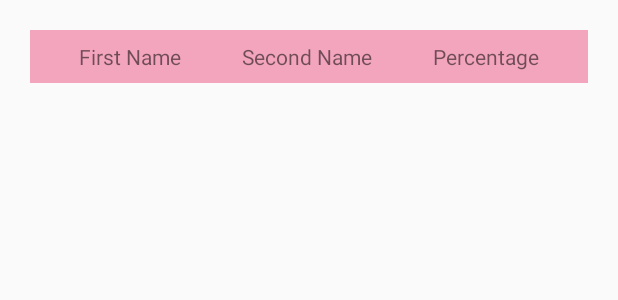
After one commit to fakemariastyles/Love-Calculator, an Android app: the layout item_result_item.xml on its own in the app's theme, with its tools: preview values and no code run, on a phone screen of 412 x 824 dp. The commit adds this screen. Shown: the top 300 px of the screen. Run offline under Robolectric (Android 15) with nearby library versions, the phone set to English and light mode, and no system bars; network calls fail.

Commit message:
Result adapater and view holder added

```diff
--- a/app/src/main/java/com/mmb/lovecalculator/app/ui/love/LoveViewModel.kt
+++ b/app/src/main/java/com/mmb/lovecalculator/app/ui/love/LoveViewModel.kt
@@ -29,7 +29,7 @@ class LoveViewModel @Inject constructor
 
 
     fun getResultsFromDataBase(){
-        loveRepository.getAll()
+        loveRepository.getRecents()
             .subscribeOn(Schedulers.io())
             .observeOn(AndroidSchedulers.mainThread())
             .subscribe({
--- a/app/src/main/java/com/mmb/lovecalculator/data/repository/LoveRepository.kt
+++ b/app/src/main/java/com/mmb/lovecalculator/data/repository/LoveRepository.kt
@@ -21,7 +21,7 @@ class LoveRepository @Inject constructor(
         resultLocalDataSource.insert(result.toLocalResult())
     }
 
-    fun getAll(): Single<List<ResultEntity>>{
+    fun getRecents(): Single<List<ResultEntity>>{
         return Single.fromCallable {
             resultLocalDataSource.getAll().map {
                 it.toResultEntity()
--- /dev/null
+++ b/app/src/main/res/layout/item_result_item.xml
@@ -0,0 +1,37 @@
+<?xml version="1.0" encoding="utf-8"?>
+<androidx.constraintlayout.widget.ConstraintLayout
+        xmlns:android="http://schemas.android.com/apk/res/android"
+        xmlns:app="http://schemas.android.com/apk/res-auto"
+        xmlns:tools="http://schemas.android.com/tools"
+        android:layout_margin="20dp"
+        android:background="#F3A5BE"
+        android:layout_width="match_parent" android:layout_height="wrap_content">
+    <TextView
+            android:padding="8dp"
+            tools:text="First Name"
+            android:id="@+id/firstNameResult"
+            app:layout_constraintVertical_chainStyle="spread"
+            app:layout_constraintTop_toTopOf="parent"
+            app:layout_constraintStart_toStartOf="parent"
+            app:layout_constraintEnd_toStartOf="@id/secondNameResult"
+            android:layout_width="wrap_content"
+            android:layout_height="wrap_content"/>
+    <TextView
+            android:padding="8dp"
+            tools:text="Second Name"
+            android:id="@+id/secondNameResult"
+            app:layout_constraintStart_toEndOf="@+id/firstNameResult"
+            app:layout_constraintEnd_toEndOf="@+id/percentageResult"
+            app:layout_constraintTop_toTopOf="parent"
+            android:layout_width="wrap_content"
+            android:layout_height="wrap_content"/>
+    <TextView
+            android:padding="8dp"
+            tools:text="Percentage"
+            android:id="@+id/percentageResult"
+            app:layout_constraintTop_toTopOf="parent"
+            app:layout_constraintStart_toEndOf="@+id/secondNameResult"
+            app:layout_constraintEnd_toEndOf="parent"
+            android:layout_width="wrap_content"
+            android:layout_height="wrap_content"/>
+</androidx.constraintlayout.widget.ConstraintLayout>
```
Also changed, not shown: app/src/main/java/com/mmb/lovecalculator/app/ui/recent/RecentFragment.kt (+19 -1 lines), app/src/main/java/com/mmb/lovecalculator/app/ui/result/ResultAdapter.kt (+21 -0 lines), app/src/main/java/com/mmb/lovecalculator/app/ui/result/ResultViewHolder.kt (+18 -0 lines), app/src/main/java/com/mmb/lovecalculator/app/ui/result/ResultViewModel.kt (+17 -1 lines).
